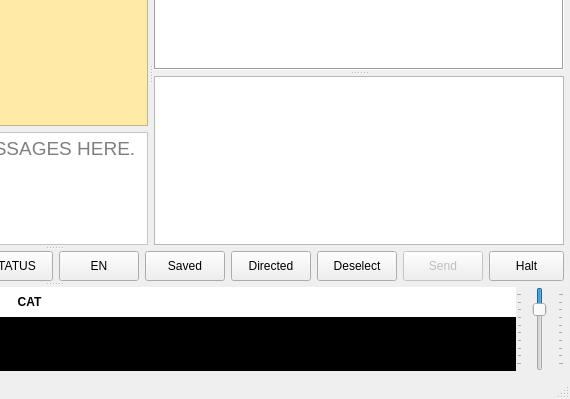
First picture: the form in JS8_UI/mainwindow.ui, repository bg7ipb/JS8Call-improved, before the edit; both pictures show x 463 to 1033 and y 206 to 605 of the 1033 by 605 pixel window.
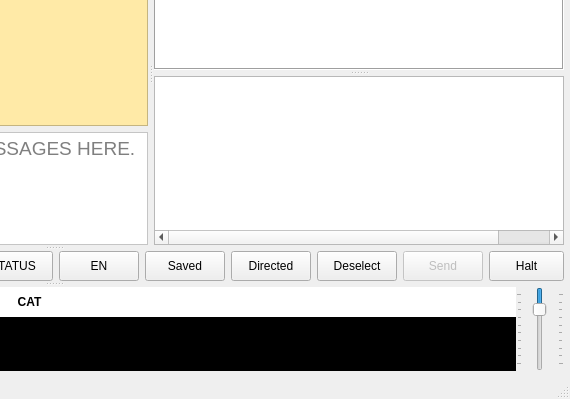
Second picture: the form after the edit. Custom widgets are drawn as their Qt base class.

Commit message: [loc][feat] Add SW/CB peer-version columns to call-activity table

What changed in the file:
```diff
--- a/JS8_UI/mainwindow.ui
+++ b/JS8_UI/mainwindow.ui
@@ -1031,6 +1031,16 @@
            <string>Comment</string>
           </property>
          </column>
+         <column>
+          <property name="text">
+           <string>SW</string>
+          </property>
+         </column>
+         <column>
+          <property name="text">
+           <string>CB</string>
+          </property>
+         </column>
         </widget>
        </widget>
       </widget>
```
The commit also changes 2 other files.
